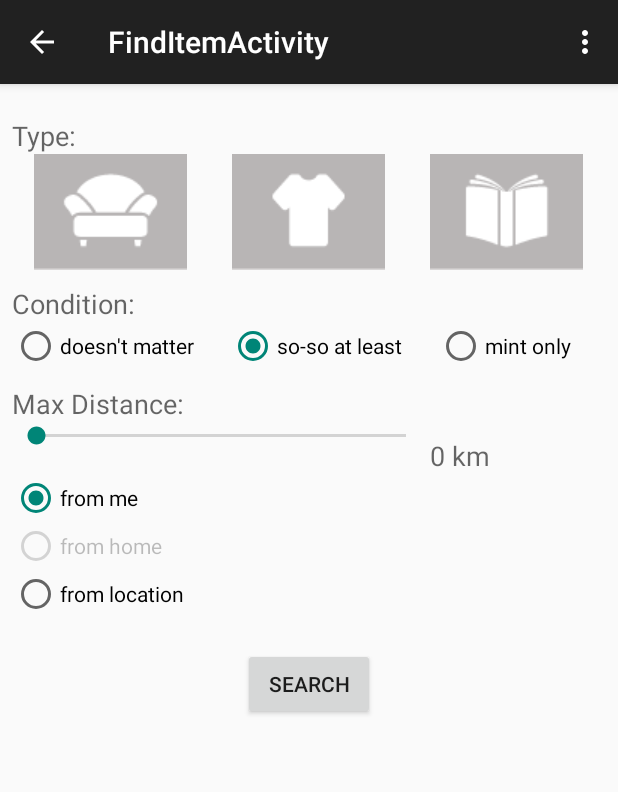
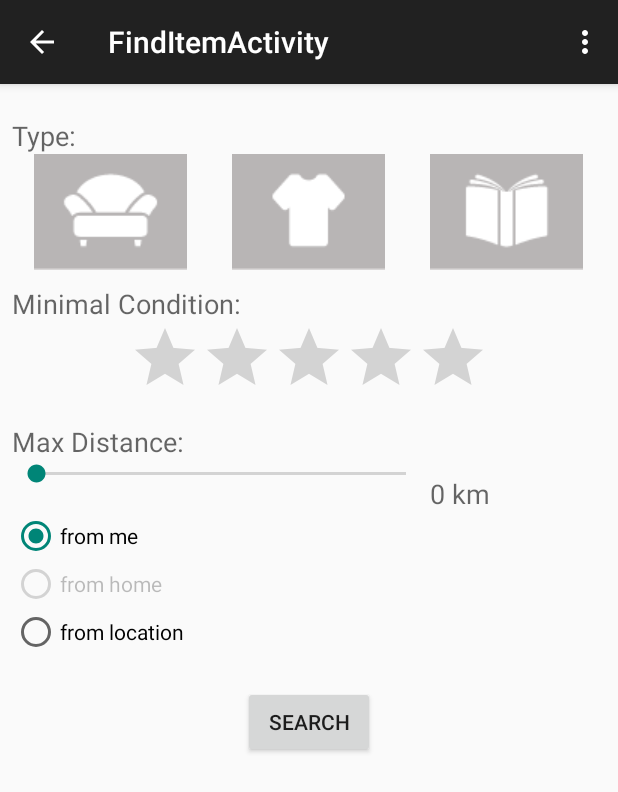
Before and after one commit to venomouse/FindersKeepers, an Android app: the FindItemActivity screen opened directly, with no data from a screen before it, on a phone screen of 412 x 824 dp. Shown: the top 792 px of the screen. Run offline under Robolectric (Android 15) with nearby library versions, the phone set to English and light mode, and no system bars.

Commit message:
Condition set using a rating bar

```diff
--- a/app/src/main/java/huji/ac/il/finderskeepers/FindItemActivity.java
+++ b/app/src/main/java/huji/ac/il/finderskeepers/FindItemActivity.java
@@ -9,6 +9,7 @@ import android.view.MenuItem;
 import android.view.View;
 import android.widget.Button;
 import android.widget.RadioGroup;
+import android.widget.RatingBar;
 import android.widget.SeekBar;
 import android.widget.TextView;
 import android.widget.Toast;
@@ -82,9 +83,8 @@ public class FindItemActivity extends ActionBarActivity {
         View typeRadioButton = findItemTypeRdg.findViewById(findItemTypeRdg.getCheckedRadioButtonId());
         int typeInt = findItemTypeRdg.indexOfChild(typeRadioButton);
 
-        RadioGroup findItemConditionRdg = (RadioGroup) findViewById(R.id.findItemConditionRdg);
-        View conditionRadioButton = findItemConditionRdg.findViewById(findItemConditionRdg.getCheckedRadioButtonId());
-        int conditionInt = findItemConditionRdg.indexOfChild(conditionRadioButton);
+       RatingBar conditionBar = (RatingBar) findViewById(R.id.findItemConditionRatingBar);
+       int conditionInt = (int) conditionBar.getRating();
 
         //TODO temporary - need to add other options of fromPoint
         fromPoint = (LatLng) getIntent().getParcelableExtra("myLocation");
--- a/app/src/main/java/huji/ac/il/finderskeepers/MainScreenActivity.java
+++ b/app/src/main/java/huji/ac/il/finderskeepers/MainScreenActivity.java
@@ -60,7 +60,7 @@ public class MainScreenActivity extends FragmentActivity implements OnMarkerClic
     private final double EXAMPLE_LATTITUDE = 31.766567;
     private final double EXAMPLE_LONGITUDE = 35.206856;
     private final ItemType EXAMPLE_TYPE = ItemType.BOOKS;
-    private final ItemCondition EXAMPLE_CONDITION = ItemCondition.NEEDS_REPAIR;
+    private final ItemCondition EXAMPLE_CONDITION = ItemCondition.ZERO_STARS;
     private final String EXAMPLE_DESCRIPTION = "example_description";
     private final String EXAMPLE_REPORTERID = "example_user_id";
     private final Date EXAMPLE_DATE =  new Date();
--- a/app/src/main/res/layout/activity_find_item.xml
+++ b/app/src/main/res/layout/activity_find_item.xml
@@ -42,40 +42,15 @@
         android:layout_width="wrap_content"
         android:layout_height="wrap_content"
         android:textAppearance="?android:attr/textAppearanceMedium"
-        android:text="Condition:"
+        android:text="Minimal Condition:"
         android:id="@+id/lblCondition"
         android:paddingTop="10dp" />
 
-    <RadioGroup
-        android:layout_width="fill_parent"
+    <RatingBar
+        android:layout_width="wrap_content"
         android:layout_height="wrap_content"
-        android:id="@+id/findItemConditionRdg"
-        android:orientation="horizontal">
-
-        <RadioButton
-            android:layout_width="wrap_content"
-            android:layout_height="wrap_content"
-            android:layout_weight="1"
-            android:text="doesn't matter"
-            android:id="@+id/findItemConditionDoesntMatter"
-            android:checked="false" />
-
-        <RadioButton
-            android:layout_width="wrap_content"
-            android:layout_height="wrap_content"
-            android:layout_weight="1"
-            android:text="so-so at least"
-            android:id="@+id/findItemConditionSoSoAtLeast"
-            android:checked="true" />
-
-        <RadioButton
-            android:layout_width="wrap_content"
-            android:layout_height="wrap_content"
-            android:layout_weight="1"
-            android:text="mint only"
-            android:id="@+id/findItemConditionMintOnly"
-            android:checked="false" />
-    </RadioGroup>
+        android:id="@+id/findItemConditionRatingBar"
+        android:layout_gravity="center_horizontal" />
 
     <TextView
         android:layout_width="wrap_content"
```
Also changed, not shown: app/src/main/java/huji/ac/il/finderskeepers/AddItemActivity.java (+5 -3 lines), app/src/main/java/huji/ac/il/finderskeepers/data/ItemCondition.java (+7 -7 lines), app/src/main/res/layout/activity_add_item.xml (+5 -29 lines).
